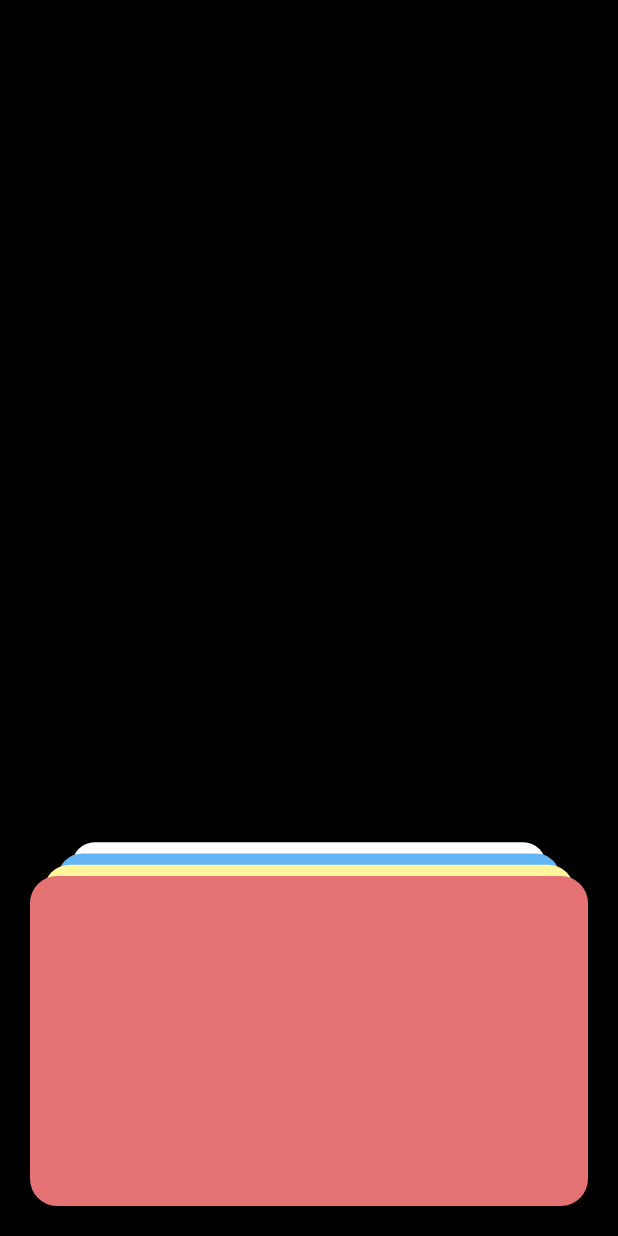
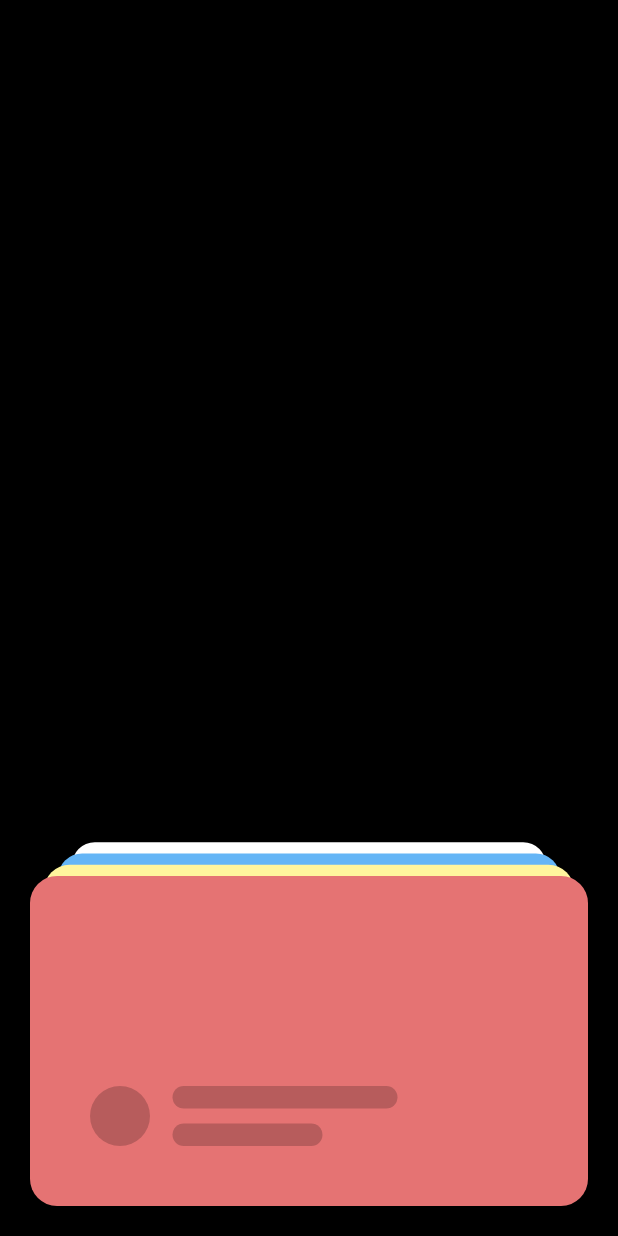
Before and after one commit to Roaa94/flutter_cool_card_swiper, a Flutter app: the screen it shows after launch, on a phone screen of 412 x 824 dp. Run offline on Flutter 3.47's test engine with Material 2 defaults, Android fonts, the phone set to English and light mode, and no system bars.

Commit message:
add card content

```diff
--- a/lib/pages/home_page.dart
+++ b/lib/pages/home_page.dart
@@ -18,9 +18,51 @@ class HomePage extends StatelessWidget {
               Data.colors.length,
               (index) => Container(
                 height: Constants.cardHeight,
+                padding: const EdgeInsets.all(40),
                 decoration: BoxDecoration(
                   color: Data.colors[index],
                   borderRadius: BorderRadius.circular(18),
+                ),
+                child: Align(
+                  alignment: Alignment.bottomLeft,
+                  child: Row(
+                    crossAxisAlignment: CrossAxisAlignment.end,
+                    mainAxisSize: MainAxisSize.min,
+                    children: [
+                      Container(
+                        height: 40,
+                        width: 40,
+                        decoration: BoxDecoration(
+                          color: Colors.black.withOpacity(0.2),
+                          shape: BoxShape.circle,
+                        ),
+                      ),
+                      const SizedBox(width: 15),
+                      Column(
+                        mainAxisAlignment: MainAxisAlignment.end,
+                        crossAxisAlignment: CrossAxisAlignment.start,
+                        children: [
+                          Container(
+                            height: 15,
+                            width: 150,
+                            decoration: BoxDecoration(
+                              color: Colors.black.withOpacity(0.2),
+                              borderRadius: BorderRadius.circular(10),
+                            ),
+                          ),
+                          const SizedBox(height: 10),
+                          Container(
+                            height: 15,
+                            width: 100,
+                            decoration: BoxDecoration(
+                              color: Colors.black.withOpacity(0.2),
+                              borderRadius: BorderRadius.circular(10),
+                            ),
+                          ),
+                        ],
+                      )
+                    ],
+                  ),
                 ),
               ),
             ),
```
